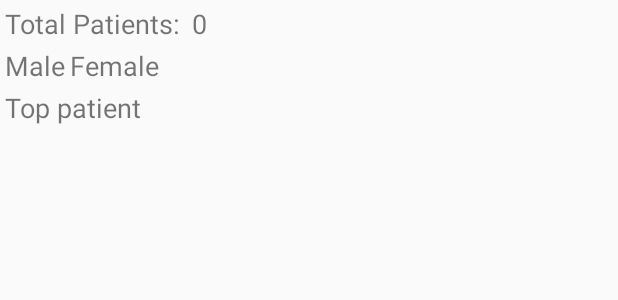
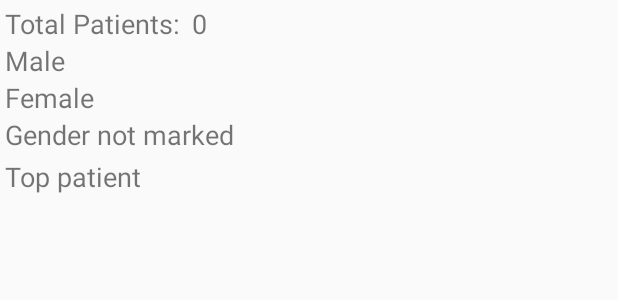
Before and after one commit to aananthcn/prms-android, an Android app: the layout statistics_pat.xml on its own in the app's theme, with its tools: preview values and no code run, on a phone screen of 412 x 824 dp. Shown: the top 300 px of the screen. Run offline under Robolectric (Android 15) with nearby library versions, the phone set to English and light mode, and no system bars.

Commit message:
Bug fixes (crashes or errors in login, add doctor, exit, refresh) and improved patient statistics

```diff
--- a/app/src/main/AndroidManifest.xml
+++ b/app/src/main/AndroidManifest.xml
@@ -28,7 +28,8 @@
         <activity android:name=".TreatmentAddEditActivity" />
         <activity android:name=".PatStatisticsActivity" />
         <activity android:name=".PatientAddEditActivity" />
-        <activity android:name=".LoginActivity"></activity>
+        <activity android:name=".LoginActivity" />
+        <activity android:name=".DoctorAddEditActivity"></activity>
     </application>
 
 </manifest>
--- a/app/src/main/res/layout/statistics_pat.xml
+++ b/app/src/main/res/layout/statistics_pat.xml
@@ -26,12 +26,6 @@
             android:textSize="18sp" />
     </LinearLayout>
 
-    <LinearLayout
-        android:layout_width="match_parent"
-        android:layout_height="wrap_content"
-        android:layout_marginTop="3dp"
-        android:orientation="horizontal">
-
     <TextView
         android:id="@+id/male_pat"
         android:layout_width="wrap_content"
@@ -43,11 +37,16 @@
         android:id="@+id/female_pat"
         android:layout_width="wrap_content"
         android:layout_height="wrap_content"
-            android:layout_marginLeft="3dp"
-            android:layout_marginRight="3dp"
         android:text="Female"
         android:textSize="18sp" />
-    </LinearLayout>
+
+    <TextView
+        android:id="@+id/no_gender"
+        android:layout_width="wrap_content"
+        android:layout_height="wrap_content"
+        android:text="Gender not marked"
+        android:textSize="18sp" />
+
     <TextView
         android:id="@+id/top_pat"
         android:layout_width="wrap_content"
```
Also changed, not shown: app/src/main/java/com/nonprofit/aananth/prms/DoctorAddEditActivity.java (added, +99 -0 lines), app/src/main/java/com/nonprofit/aananth/prms/LoginActivity.java (+35 -53 lines), app/src/main/java/com/nonprofit/aananth/prms/MainActivity.java (+17 -11 lines), app/src/main/java/com/nonprofit/aananth/prms/PatStatisticsActivity.java (+6 -2 lines). Lines whose indentation alone changed are shown as unchanged.
